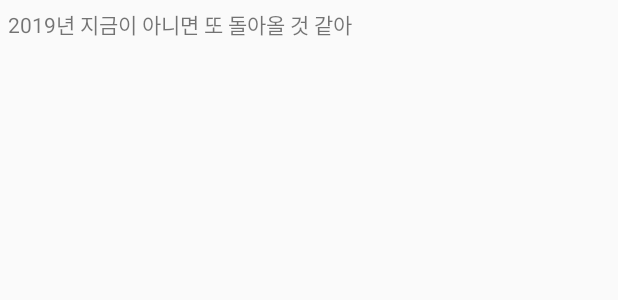
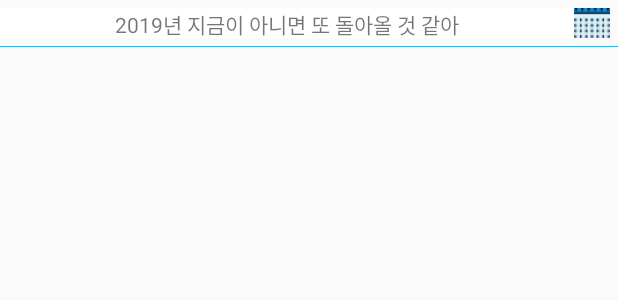
Before and after one commit to En-YJ/ImagineBaby, an Android app: the layout reocords_listview_header.xml on its own in the app's theme, with its tools: preview values and no code run, on a phone screen of 412 x 824 dp. Shown: the top 300 px of the screen. Run offline under Robolectric (Android 15) with nearby library versions, the phone set to English and light mode, and no system bars.

Commit message:
전체 리스트 달력추가

```diff
--- a/app/src/main/java/com/example/imaginebaby/GraphAxisValueFormatter.java
+++ b/app/src/main/java/com/example/imaginebaby/GraphAxisValueFormatter.java
@@ -1,11 +1,6 @@
 package com.example.imaginebaby;
 
-import com.github.mikephil.charting.components.AxisBase;
-import com.github.mikephil.charting.formatter.IAxisValueFormatter;
-import com.github.mikephil.charting.charts.BarLineChartBase;
 import com.github.mikephil.charting.formatter.ValueFormatter;
-
-import java.util.ArrayList;
 
 public class GraphAxisValueFormatter extends ValueFormatter{
     private String[] mValues;
--- a/app/src/main/res/layout/parenting_records_fragment.xml
+++ b/app/src/main/res/layout/parenting_records_fragment.xml
@@ -60,6 +60,7 @@
         android:layout_margin="0dp"
         android:adjustViewBounds="true"
         android:divider="@null"
+        android:background="@android:color/white"
         />
 
     <com.google.android.material.floatingactionbutton.FloatingActionButton
--- a/app/src/main/res/layout/reocords_listview_header.xml
+++ b/app/src/main/res/layout/reocords_listview_header.xml
@@ -3,11 +3,40 @@
     android:orientation="vertical" android:layout_width="match_parent"
     android:layout_height="match_parent">
 
-    <TextView
-        android:id="@+id/records_list_header"
-        android:layout_margin="5dp"
+    <LinearLayout
         android:layout_width="match_parent"
-        android:layout_height="wrap_content"
-        android:text="2019년 지금이 아니면 또 돌아올 것 같아"/>
+        android:layout_height="25dp"
+        android:orientation="horizontal"
+        android:weightSum="10">
+
+        <TextView
+            android:id="@+id/records_list_header_text"
+            android:layout_marginTop="5dp"
+            android:layout_width="match_parent"
+            android:layout_height="match_parent"
+            android:text="2019년 지금이 아니면 또 돌아올 것 같아"
+            android:layout_weight="8"
+            android:background="@color/white"
+            android:gravity="center"/>
+
+        <ImageButton
+            android:id="@+id/records_list_header_calendar"
+            android:layout_width="wrap_content"
+            android:layout_height="match_parent"
+            android:layout_marginRight="5dp"
+            android:layout_marginTop="5dp"
+            android:background="@color/white"
+            android:src="@drawable/calendar"
+            android:layout_weight="2"/>
+
+    </LinearLayout>
+
+
+    <View
+        android:layout_marginTop="5dp"
+        android:layout_width="match_parent"
+        android:layout_height="0.5dp"
+        android:layout_centerInParent="true"
+        android:background="@android:color/holo_blue_light"/>
 
 </LinearLayout>
```
Also changed, not shown: app/src/main/java/com/example/imaginebaby/ParentingRecordsFragment.java (+30 -10 lines), app/src/main/res/drawable-v24/calendar.png (added).
